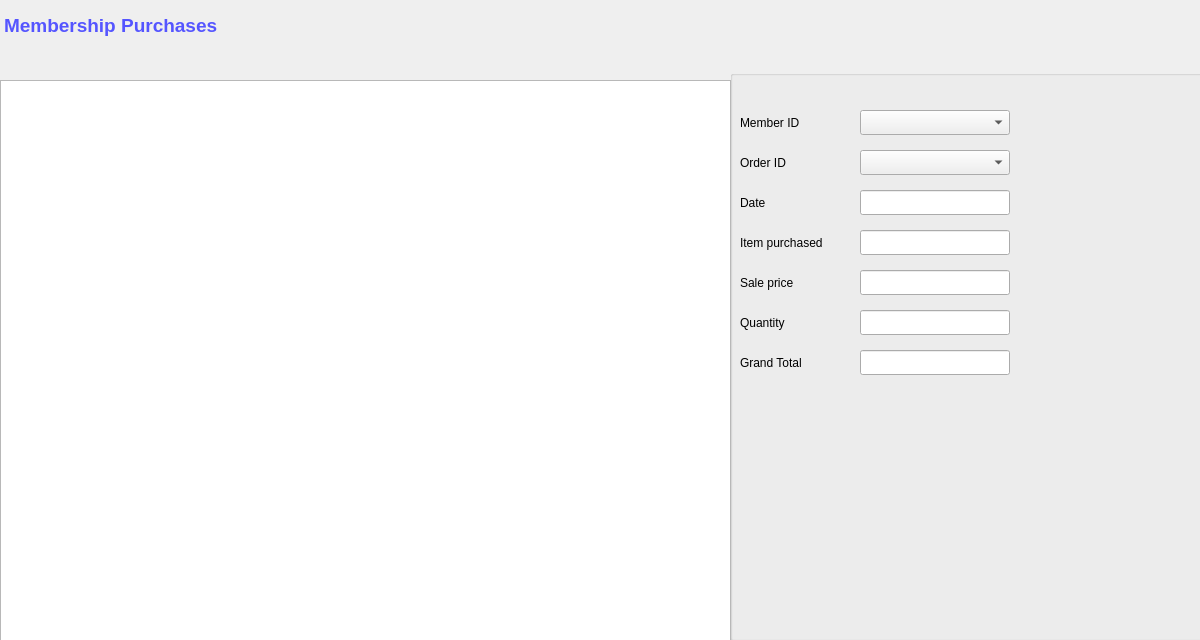
First picture: the form in BulkClub/mMemberPurchases.ui, repository JShinozuka/Project2, before the edit.
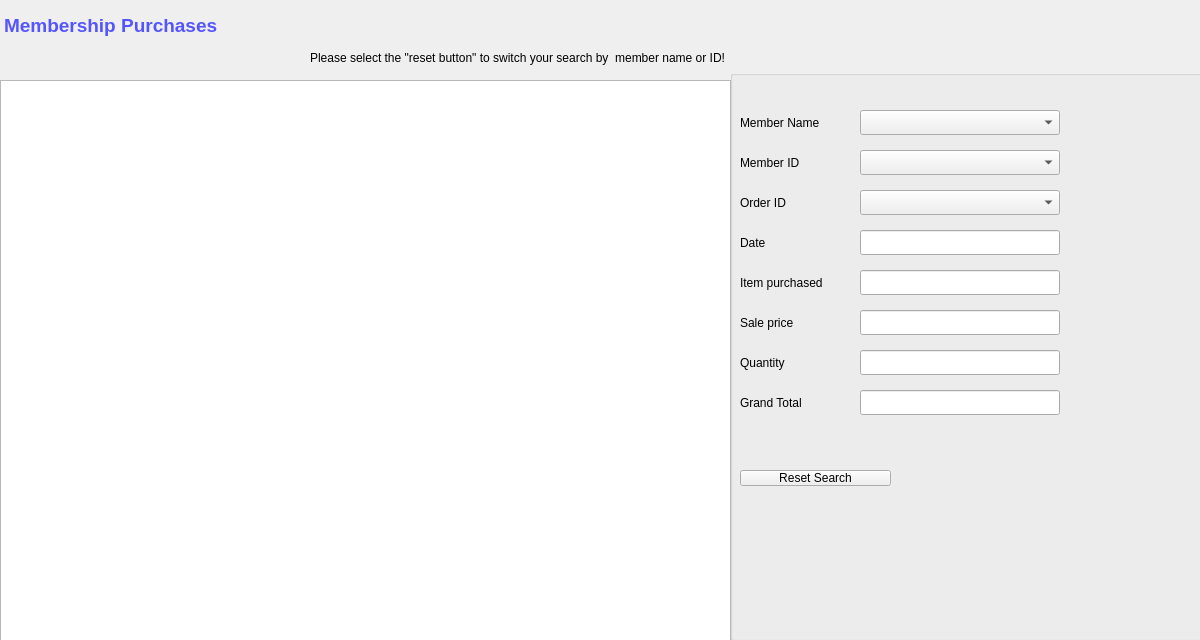
Second picture: the form after the edit. Icons and pictures are not drawn.

Commit message: Updated story 11 and story 5 (combined together)

What changed in the file:
```diff
--- a/BulkClub/mMemberPurchases.ui
+++ b/BulkClub/mMemberPurchases.ui
@@ -45,8 +45,8 @@
     <property name="geometry">
      <rect>
       <x>130</x>
-      <y>40</y>
-      <width>150</width>
+      <y>80</y>
+      <width>200</width>
       <height>25</height>
      </rect>
     </property>
@@ -61,7 +61,7 @@
     <property name="geometry">
      <rect>
       <x>10</x>
-      <y>40</y>
+      <y>80</y>
       <width>100</width>
       <height>25</height>
      </rect>
@@ -77,7 +77,7 @@
     <property name="geometry">
      <rect>
       <x>10</x>
-      <y>280</y>
+      <y>320</y>
       <width>100</width>
       <height>25</height>
      </rect>
@@ -93,8 +93,8 @@
     <property name="geometry">
      <rect>
       <x>130</x>
-      <y>280</y>
-      <width>150</width>
+      <y>320</y>
+      <width>200</width>
       <height>25</height>
      </rect>
     </property>
@@ -109,8 +109,8 @@
     <property name="geometry">
      <rect>
       <x>130</x>
-      <y>120</y>
-      <width>150</width>
+      <y>160</y>
+      <width>200</width>
       <height>25</height>
      </rect>
     </property>
@@ -125,7 +125,7 @@
     <property name="geometry">
      <rect>
       <x>10</x>
-      <y>120</y>
+      <y>160</y>
       <width>100</width>
       <height>25</height>
      </rect>
@@ -141,8 +141,8 @@
     <property name="geometry">
      <rect>
       <x>130</x>
-      <y>160</y>
-      <width>150</width>
+      <y>200</y>
+      <width>200</width>
       <height>25</height>
      </rect>
     </property>
@@ -157,7 +157,7 @@
     <property name="geometry">
      <rect>
       <x>10</x>
-      <y>160</y>
+      <y>200</y>
       <width>100</width>
       <height>25</height>
      </rect>
@@ -173,8 +173,8 @@
     <property name="geometry">
      <rect>
       <x>130</x>
-      <y>200</y>
-      <width>150</width>
+      <y>240</y>
+      <width>200</width>
       <height>25</height>
      </rect>
     </property>
@@ -189,7 +189,7 @@
     <property name="geometry">
      <rect>
       <x>10</x>
-      <y>200</y>
+      <y>240</y>
       <width>100</width>
       <height>25</height>
      </rect>
@@ -205,8 +205,8 @@
     <property name="geometry">
      <rect>
       <x>130</x>
-      <y>240</y>
-      <width>150</width>
+      <y>280</y>
+      <width>200</width>
       <height>25</height>
      </rect>
     </property>
@@ -221,7 +221,7 @@
     <property name="geometry">
      <rect>
       <x>10</x>
-      <y>240</y>
+      <y>280</y>
       <width>100</width>
       <height>25</height>
      </rect>
@@ -237,8 +237,8 @@
     <property name="geometry">
      <rect>
       <x>130</x>
-      <y>80</y>
-      <width>150</width>
+      <y>120</y>
+      <width>200</width>
       <height>25</height>
      </rect>
     </property>
@@ -250,7 +250,7 @@
     <property name="geometry">
      <rect>
       <x>10</x>
-      <y>80</y>
+      <y>120</y>
       <width>100</width>
       <height>25</height>
      </rect>
@@ -262,6 +262,54 @@
      <string>Order ID</string>
     </property>
    </widget>
+   <widget class="QComboBox" name="memberNameComboBox">
+    <property name="geometry">
+     <rect>
+      <x>130</x>
+      <y>40</y>
+      <width>200</width>
+      <height>25</height>
+     </rect>
+    </property>
+    <property name="styleSheet">
+     <string notr="true">font: 87 8pt &quot;Arial Black&quot;;</string>
+    </property>
+    <property name="editable">
+     <bool>false</bool>
+    </property>
+   </widget>
+   <widget class="QLabel" name="MemberIDlabel_7">
+    <property name="geometry">
+     <rect>
+      <x>10</x>
+      <y>40</y>
+      <width>100</width>
+      <height>25</height>
+     </rect>
+    </property>
+    <property name="styleSheet">
+     <string notr="true">font: 87 8pt &quot;Arial Black&quot;;</string>
+    </property>
+    <property name="text">
+     <string>Member Name</string>
+    </property>
+   </widget>
+   <widget class="QPushButton" name="resetButton">
+    <property name="geometry">
+     <rect>
+      <x>10</x>
+      <y>400</y>
+      <width>151</width>
+      <height>16</height>
+     </rect>
+    </property>
+    <property name="styleSheet">
+     <string notr="true">font: 87 8pt &quot;Arial Black&quot;;</string>
+    </property>
+    <property name="text">
+     <string>Reset Search</string>
+    </property>
+   </widget>
   </widget>
   <widget class="QTextEdit" name="textEdit">
    <property name="geometry">
@@ -287,6 +335,22 @@
 &lt;p style=&quot; margin-top:0px; margin-bottom:0px; margin-left:0px; margin-right:0px; -qt-block-indent:0; text-indent:0px;&quot;&gt;&lt;span style=&quot; font-size:14pt; font-weight:600; color:#5555ff;&quot;&gt;Membership Purchases&lt;/span&gt;&lt;/p&gt;&lt;/body&gt;&lt;/html&gt;</string>
    </property>
   </widget>
+  <widget class="QLabel" name="label">
+   <property name="geometry">
+    <rect>
+     <x>310</x>
+     <y>50</y>
+     <width>451</width>
+     <height>16</height>
+    </rect>
+   </property>
+   <property name="styleSheet">
+    <string notr="true">font: 87 10pt &quot;Arial Black&quot;;</string>
+   </property>
+   <property name="text">
+    <string>Please select the &quot;reset button&quot; to switch your search by  member name or ID!</string>
+   </property>
+  </widget>
  </widget>
  <resources/>
  <connections/>
```
The commit also changes 2 other files.
